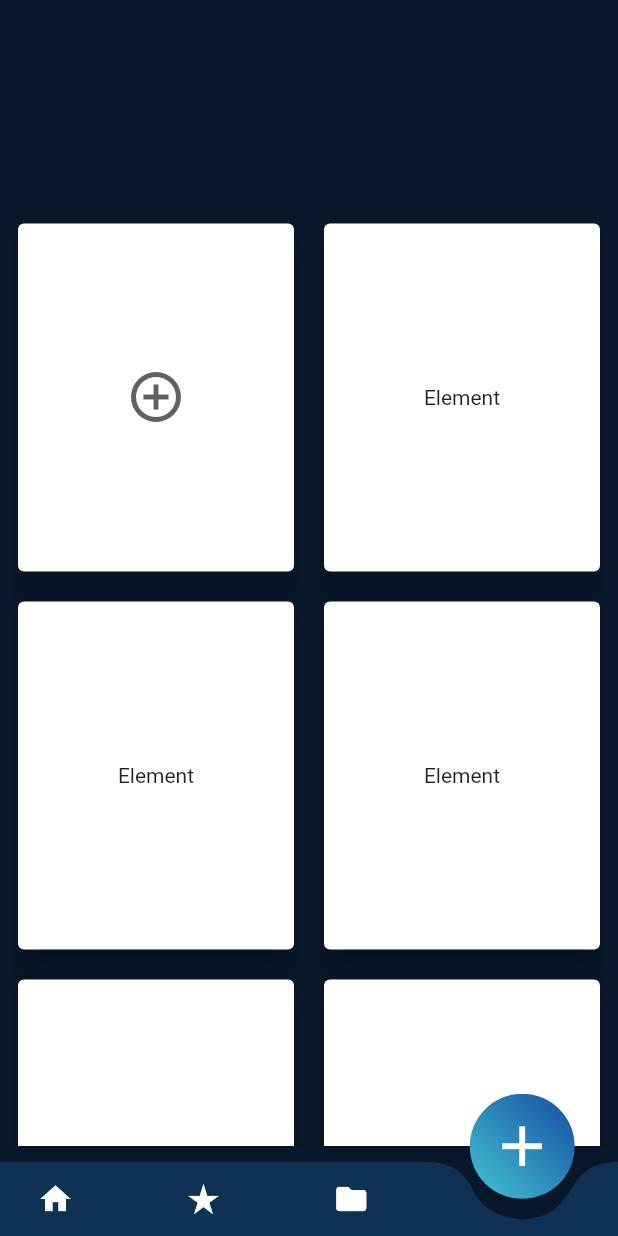
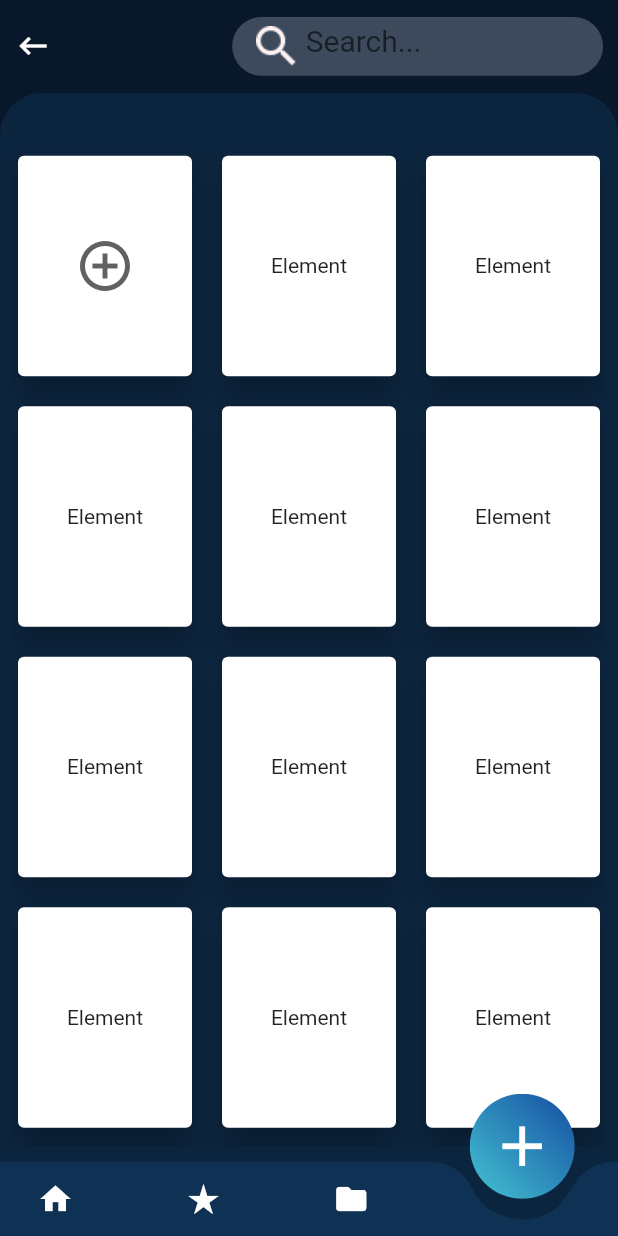
Before and after one commit to tetrex/docscanner-projectV1.2, a Flutter app: the screen it shows after launch, after a tap on "My docs", on a phone screen of 412 x 824 dp. Run offline on Flutter 3.47's test engine with Material 2 defaults, Android fonts, the phone set to English and light mode, and no system bars; missing offline and left inert: circular_reveal_animation, proste_bezier_curve.

Commit message:
Doc gallary added back button and searchbar

```diff
--- a/lib/Components/DocGallary.dart
+++ b/lib/Components/DocGallary.dart
@@ -1,4 +1,8 @@
+import 'package:doc_scanner/State/State.dart';
 import 'package:flutter/material.dart';
+import 'package:provider/provider.dart';
+import 'SerchBar.dart';
+import 'package:provider/provider.dart';
 
 class DocGallary extends StatelessWidget {
   const DocGallary({
@@ -10,25 +14,62 @@ class DocGallary extends StatelessWidget {
 
   @override
   Widget build(BuildContext context) {
+    final searchController = TextEditingController();
     return Container(
       color: Color(0xff08182A),
-      margin: EdgeInsets.only(top: size.height * (2 / 17)),
+      // margin: EdgeInsets.only(top: size.height * (1.8 / 17)),
       height: size.height * (5 / 12),
       width: size.width,
+      child: Column(
+        children: [
+          Container(
+            child: Row(
+              children: [
+                Consumer<ScreenState>(
+                  builder: (context, screen, child) => GestureDetector(
+                    onTap: () {
+                      screen.index = 0;
+                      screen.stateSelector();
+                    },
+                    child: Container(
+                      margin: EdgeInsets.only(left: 10),
+                      child: Icon(
+                        Icons.keyboard_backspace_outlined,
+                        color: Colors.white,
+                      ),
+                    ),
+                  ),
+                ),
+                Spacer(),
+                Align(
+                    alignment: Alignment.centerRight,
+                    child: Container(
+                        margin: EdgeInsets.only(right: 10),
+                        height: size.width * 0.095,
+                        width: size.width * 0.6,
+                        // color: Colors.yellow,
+                        child: SearchBar(searchController: searchController))),
+              ],
+            ),
+            height: size.width * 0.15,
+            // color: Colors.greenAccent,
+            width: size.width,
+          ),
+          Expanded(
             child: Center(
                 child: ClipRRect(
                     borderRadius: BorderRadius.circular(28),
                     child: Container(
                         decoration: BoxDecoration(
                           // boxShadow: [BoxShadow(color: Colors.black,spreadRadius: 8)],
-                    // color: Colors.amber,
+                          color: Color.fromRGBO(15, 50, 84, 0.5),
                           borderRadius: BorderRadius.only(
                               topLeft: Radius.circular(28),
                               topRight: Radius.circular(28)),
                         ),
                         height: size.height,
                         child: Padding(
-                    padding: const EdgeInsets.only(top: 40.0),
+                          padding: const EdgeInsets.only(top: 30.0),
                           child: Center(
                               child: Container(
                             width: size.width,
@@ -41,7 +82,7 @@ class DocGallary extends StatelessWidget {
                                 alignment: Alignment.topLeft,
                                 child: GridView.count(
                                   childAspectRatio: 0.8,
-                            crossAxisCount: 2,
+                                  crossAxisCount: 3,
                                   crossAxisSpacing: 12.0,
                                   mainAxisSpacing: 12.0,
                                   children: [
@@ -104,6 +145,9 @@ class DocGallary extends StatelessWidget {
                             ),
                           )),
                         )))),
+          ),
+        ],
+      ),
     );
   }
 }
```
Lines whose indentation alone changed are shown as unchanged.
